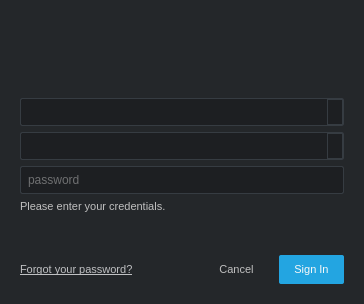
Qt form python/tank/authentication/resources/login_dialog.ui (shotgunsoftware/tk-core) before a commit.
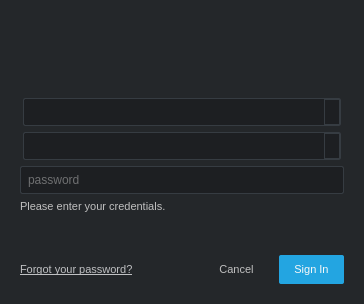
The same form after that commit. Icons and pictures are not drawn. Custom widgets are drawn as their Qt base class.

The edit to the form file:
```diff
--- a/python/tank/authentication/resources/login_dialog.ui
+++ b/python/tank/authentication/resources/login_dialog.ui
@@ -39,30 +39,22 @@
 	padding-right: 15px;
 }
 
-QLineEdit
+QLineEdit, QComboBox
 {
 	background-color: rgb(29, 31, 34);
 	border: 1px solid rgb(54, 60, 66);
 	border-radius: 2px;
 	padding: 5px;
-    font-size: 12px;
-}
-
-QLineEdit:focus
-{
-	border: 1px solid rgb(48, 167, 227);
+     font-size: 12px;
 }
 
 QComboBox
 {
-	background-color: rgb(29, 31, 34);
-	border: 1px solid rgb(54, 60, 66);
-	border-radius: 2px;
-	padding: 5px;
-    font-size: 12px;
+    margin-left: 3;
+	margin-right: 3
 }
 
-QComboBox:focus
+QComboBox:focus, QLineEdit:focus
 {
 	border: 1px solid rgb(48, 167, 227);
 }
```
